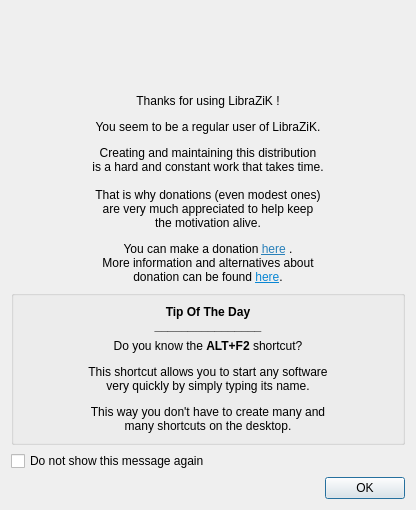
Qt form resources/ui/donate.ui (LibraZiK/lzk_donate_tip) before a commit.
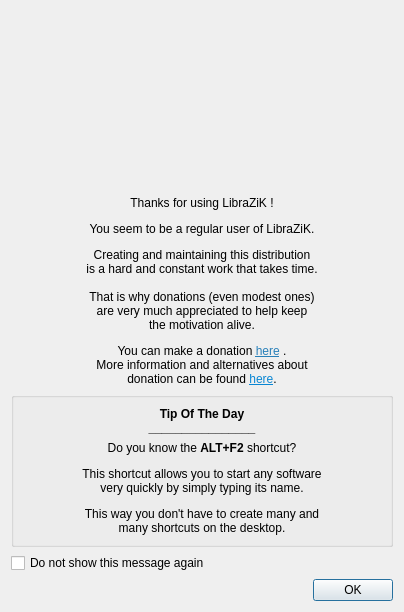
The same form after that commit. Icons and pictures are not drawn.

Commit message: ajout du logo à la fenêtre

Patch:
```diff
--- a/resources/ui/donate.ui
+++ b/resources/ui/donate.ui
@@ -6,8 +6,8 @@
    <rect>
     <x>0</x>
     <y>0</y>
-    <width>416</width>
-    <height>510</height>
+    <width>404</width>
+    <height>612</height>
    </rect>
   </property>
   <property name="windowTitle">
```
Left out of the diff: 41 changed lines with no effect on the pictures. The commit also changes 3 other files.
